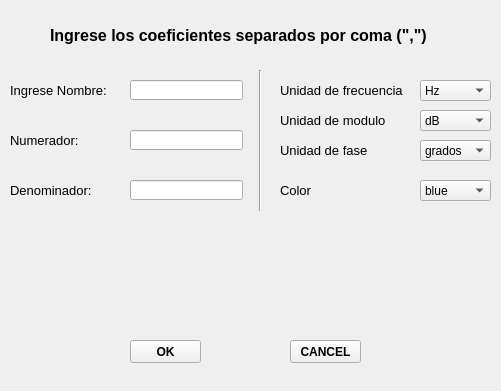
Above: frontend/input_teorico.ui from odevincenti/TC-TP1 before the change. Below: the same form after it.
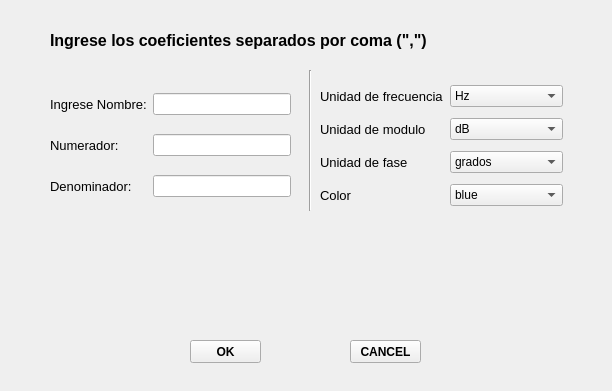
That is the form after the change.

```diff
--- a/frontend/input_teorico.ui
+++ b/frontend/input_teorico.ui
@@ -6,7 +6,7 @@
    <rect>
     <x>0</x>
     <y>0</y>
-    <width>501</width>
+    <width>612</width>
     <height>391</height>
    </rect>
   </property>
@@ -16,7 +16,7 @@
   <widget class="QPushButton" name="ok_teorico_pushButton">
    <property name="geometry">
     <rect>
-     <x>130</x>
+     <x>190</x>
      <y>340</y>
      <width>71</width>
      <height>23</height>
@@ -35,7 +35,7 @@
   <widget class="QPushButton" name="cancel_teorico_pushButton">
    <property name="geometry">
     <rect>
-     <x>290</x>
+     <x>350</x>
      <y>340</y>
      <width>71</width>
      <height>23</height>
@@ -51,33 +51,70 @@
     <string>CANCEL</string>
    </property>
   </widget>
-  <widget class="QLabel" name="label">
+  <widget class="Line" name="line">
    <property name="geometry">
     <rect>
-     <x>10</x>
-     <y>80</y>
-     <width>101</width>
-     <height>20</height>
+     <x>300</x>
+     <y>70</y>
+     <width>21</width>
+     <height>141</height>
     </rect>
    </property>
+   <property name="orientation">
+    <enum>Qt::Vertical</enum>
+   </property>
+  </widget>
+  <widget class="QWidget" name="latexWidget" native="true">
+   <property name="geometry">
+    <rect>
+     <x>190</x>
+     <y>230</y>
+     <width>231</width>
+     <height>91</height>
+    </rect>
+   </property>
+  </widget>
+  <widget class="QWidget" name="gridLayoutWidget">
+   <property name="geometry">
+    <rect>
+     <x>50</x>
+     <y>0</y>
+     <width>511</width>
+     <height>80</height>
+    </rect>
+   </property>
+   <layout class="QGridLayout" name="gridLayout">
+    <item row="1" column="0">
+     <widget class="QLabel" name="label_4">
    <property name="font">
     <font>
-     <pointsize>10</pointsize>
+        <pointsize>12</pointsize>
+        <weight>75</weight>
+        <bold>true</bold>
     </font>
    </property>
    <property name="text">
-    <string>Ingrese Nombre:</string>
-   </property>
-  </widget>
+       <string>Ingrese los coeficientes separados por coma (&quot;,&quot;)</string>
+      </property>
+     </widget>
+    </item>
+   </layout>
+  </widget>
+  <widget class="QWidget" name="gridLayoutWidget_2">
+   <property name="geometry">
+    <rect>
+     <x>50</x>
+     <y>80</y>
+     <width>241</width>
+     <height>131</height>
+    </rect>
+   </property>
+   <layout class="QGridLayout" name="gridLayout_2">
+    <item row="0" column="1">
+     <widget class="QLineEdit" name="nombre_graph_teorico"/>
+    </item>
+    <item row="1" column="0">
   <widget class="QLabel" name="label_2">
-   <property name="geometry">
-    <rect>
-     <x>10</x>
-     <y>130</y>
-     <width>71</width>
-     <height>20</height>
-    </rect>
-   </property>
    <property name="font">
     <font>
      <pointsize>10</pointsize>
@@ -87,15 +124,24 @@
     <string>Numerador:</string>
    </property>
   </widget>
+    </item>
+    <item row="1" column="1">
+     <widget class="QLineEdit" name="numerador_teorico"/>
+    </item>
+    <item row="0" column="0">
+     <widget class="QLabel" name="label">
+      <property name="font">
+       <font>
+        <pointsize>10</pointsize>
+       </font>
+      </property>
+      <property name="text">
+       <string>Ingrese Nombre:</string>
+      </property>
+     </widget>
+    </item>
+    <item row="2" column="0">
   <widget class="QLabel" name="label_3">
-   <property name="geometry">
-    <rect>
-     <x>10</x>
-     <y>180</y>
-     <width>91</width>
-     <height>20</height>
-    </rect>
-   </property>
    <property name="font">
     <font>
      <pointsize>10</pointsize>
@@ -105,65 +151,38 @@
     <string>Denominador:</string>
    </property>
   </widget>
-  <widget class="QLabel" name="label_4">
-   <property name="geometry">
-    <rect>
-     <x>50</x>
-     <y>20</y>
-     <width>411</width>
-     <height>31</height>
-    </rect>
-   </property>
-   <property name="font">
-    <font>
-     <pointsize>12</pointsize>
-     <weight>75</weight>
-     <bold>true</bold>
-    </font>
-   </property>
-   <property name="text">
-    <string>Ingrese los coeficientes separados por coma (&quot;,&quot;)</string>
-   </property>
+    </item>
+    <item row="2" column="1">
+     <widget class="QLineEdit" name="denominador_teorico"/>
+    </item>
+   </layout>
   </widget>
-  <widget class="QLineEdit" name="nombre_graph_teorico">
+  <widget class="QWidget" name="gridLayoutWidget_3">
    <property name="geometry">
     <rect>
-     <x>130</x>
+     <x>320</x>
      <y>80</y>
-     <width>113</width>
-     <height>20</height>
+     <width>243</width>
+     <height>131</height>
     </rect>
    </property>
-  </widget>
-  <widget class="QLineEdit" name="numerador_teorico">
-   <property name="geometry">
-    <rect>
-     <x>130</x>
-     <y>130</y>
-     <width>113</width>
-     <height>20</height>
-    </rect>
-   </property>
-  </widget>
-  <widget class="QLineEdit" name="denominador_teorico">
-   <property name="geometry">
-    <rect>
-     <x>130</x>
-     <y>180</y>
-     <width>113</width>
-     <height>20</height>
-    </rect>
-   </property>
-  </widget>
-  <widget class="QLabel" name="label_9">
-   <property name="geometry">
-    <rect>
-     <x>280</x>
-     <y>140</y>
-     <width>141</width>
-     <height>21</height>
-    </rect>
-   </property>
+   <layout class="QGridLayout" name="gridLayout_3">
+    <item row="1" column="1">
+     <widget class="QComboBox" name="teorico_modulo_comboBox">
+      <item>
+       <property name="text">
+        <string>dB</string>
+       </property>
+      </item>
+      <item>
+       <property name="text">
+        <string>Veces</string>
+       </property>
+      </item>
+     </widget>
+    </item>
+    <item row="1" column="0">
+     <widget class="QLabel" name="label_8">
    <property name="font">
     <font>
      <pointsize>10</pointsize>
@@ -172,18 +191,12 @@
     </font>
    </property>
    <property name="text">
-    <string>Unidad de fase</string>
-   </property>
-  </widget>
+       <string>Unidad de modulo</string>
+      </property>
+     </widget>
+    </item>
+    <item row="2" column="1">
   <widget class="QComboBox" name="teorico_fase_comboBox">
-   <property name="geometry">
-    <rect>
-     <x>420</x>
-     <y>140</y>
-     <width>71</width>
-     <height>21</height>
-    </rect>
-   </property>
    <item>
     <property name="text">
      <string>grados</string>
@@ -195,15 +208,9 @@
     </property>
    </item>
   </widget>
+    </item>
+    <item row="0" column="0">
   <widget class="QLabel" name="label_6">
-   <property name="geometry">
-    <rect>
-     <x>280</x>
-     <y>80</y>
-     <width>141</width>
-     <height>21</height>
-    </rect>
-   </property>
    <property name="font">
     <font>
      <pointsize>10</pointsize>
@@ -215,15 +222,23 @@
     <string>Unidad de frecuencia</string>
    </property>
   </widget>
+    </item>
+    <item row="2" column="0">
+     <widget class="QLabel" name="label_9">
+      <property name="font">
+       <font>
+        <pointsize>10</pointsize>
+        <weight>50</weight>
+        <bold>false</bold>
+       </font>
+      </property>
+      <property name="text">
+       <string>Unidad de fase</string>
+      </property>
+     </widget>
+    </item>
+    <item row="0" column="1">
   <widget class="QComboBox" name="teorico_frec_comboBox">
-   <property name="geometry">
-    <rect>
-     <x>420</x>
-     <y>80</y>
-     <width>71</width>
-     <height>21</height>
-    </rect>
-   </property>
    <item>
     <property name="text">
      <string>Hz</string>
@@ -235,78 +250,9 @@
     </property>
    </item>
   </widget>
-  <widget class="QLabel" name="label_8">
-   <property name="geometry">
-    <rect>
-     <x>280</x>
-     <y>110</y>
-     <width>141</width>
-     <height>21</height>
-    </rect>
-   </property>
-   <property name="font">
-    <font>
-     <pointsize>10</pointsize>
-     <weight>50</weight>
-     <bold>false</bold>
-    </font>
-   </property>
-   <property name="text">
-    <string>Unidad de modulo</string>
-   </property>
-  </widget>
-  <widget class="QComboBox" name="teorico_modulo_comboBox">
-   <property name="geometry">
-    <rect>
-     <x>420</x>
-     <y>110</y>
-     <width>71</width>
-     <height>21</height>
-    </rect>
-   </property>
-   <item>
-    <property name="text">
-     <string>dB</string>
-    </property>
-   </item>
-   <item>
-    <property name="text">
-     <string>Veces</string>
-    </property>
-   </item>
-  </widget>
-  <widget class="Line" name="line">
-   <property name="geometry">
-    <rect>
-     <x>250</x>
-     <y>70</y>
-     <width>21</width>
-     <height>141</height>
-    </rect>
-   </property>
-   <property name="orientation">
-    <enum>Qt::Vertical</enum>
-   </property>
-  </widget>
-  <widget class="QWidget" name="latexWidget" native="true">
-   <property name="geometry">
-    <rect>
-     <x>130</x>
-     <y>230</y>
-     <width>231</width>
-     <height>91</height>
-    </rect>
-   </property>
-  </widget>
+    </item>
+    <item row="3" column="0">
   <widget class="QLabel" name="label_10">
-   <property name="geometry">
-    <rect>
-     <x>280</x>
-     <y>180</y>
-     <width>101</width>
-     <height>21</height>
-    </rect>
-   </property>
    <property name="font">
     <font>
      <pointsize>10</pointsize>
@@ -318,15 +264,9 @@
     <string>Color</string>
    </property>
   </widget>
+    </item>
+    <item row="3" column="1">
   <widget class="QComboBox" name="teorico_color_comboBox">
-   <property name="geometry">
-    <rect>
-     <x>420</x>
-     <y>180</y>
-     <width>71</width>
-     <height>21</height>
-    </rect>
-   </property>
    <item>
     <property name="text">
      <string>blue</string>
@@ -367,6 +307,9 @@
      <string>violet</string>
     </property>
    </item>
+     </widget>
+    </item>
+   </layout>
   </widget>
  </widget>
  <resources/>
```
Lines whose indentation alone changed are shown as unchanged.
